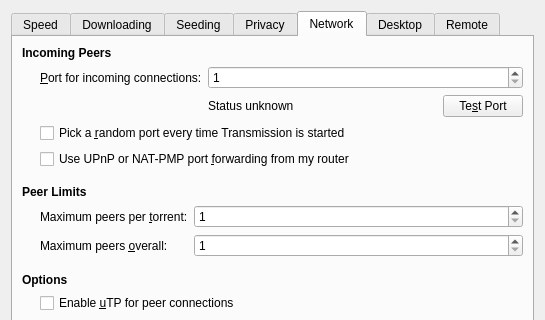
Old version of the form qt/PrefsDialog.ui in the repository stefantalpalaru/transmission-og; both pictures show x 0 to 545 and y 0 to 320 of the 545 by 547 pixel window.
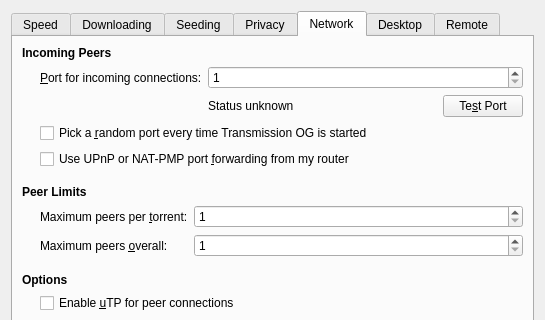
New version of the form. The open tabs and pages were chosen to show the change. Icons and pictures are not drawn. Custom widgets are drawn as their Qt base class.

Diff of the .ui file:
```diff
--- a/qt/PrefsDialog.ui
+++ b/qt/PrefsDialog.ui
@@ -788,7 +788,7 @@
          <item row="2" column="0" colspan="3">
           <widget class="QCheckBox" name="randomPeerPortCheck">
            <property name="text">
-            <string>Pick a &amp;random port every time Transmission is started</string>
+            <string>Pick a &amp;random port every time Transmission OG is started</string>
            </property>
           </widget>
          </item>
```
Left out of the diff: 4 changed lines with no effect on the pictures.
